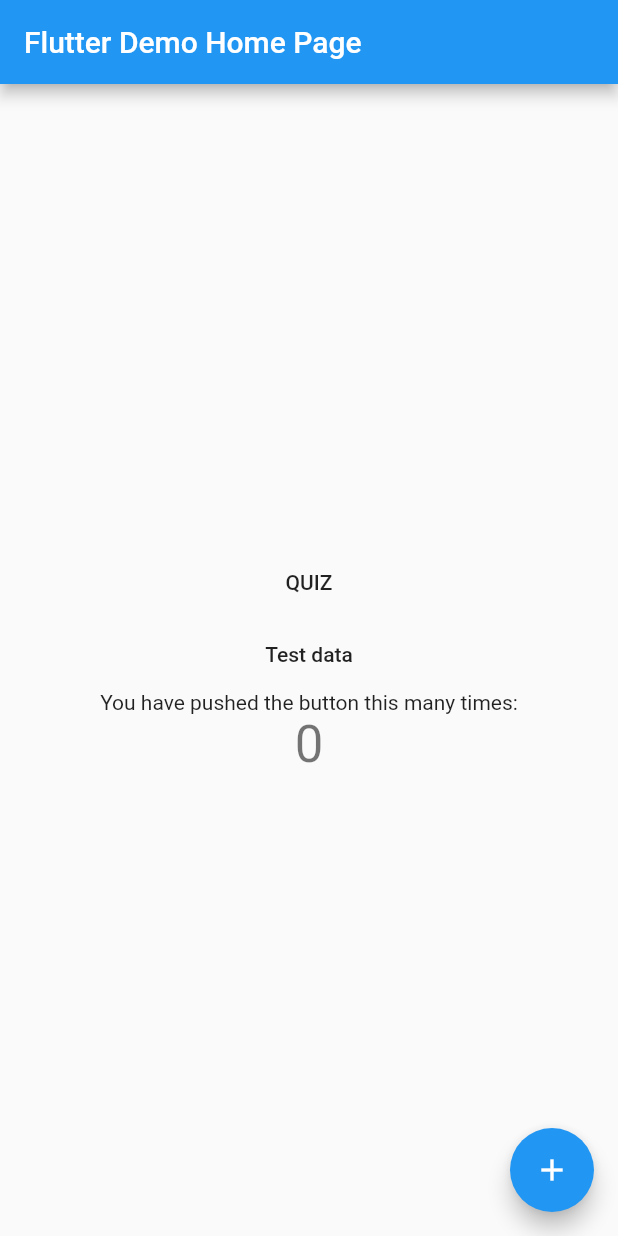
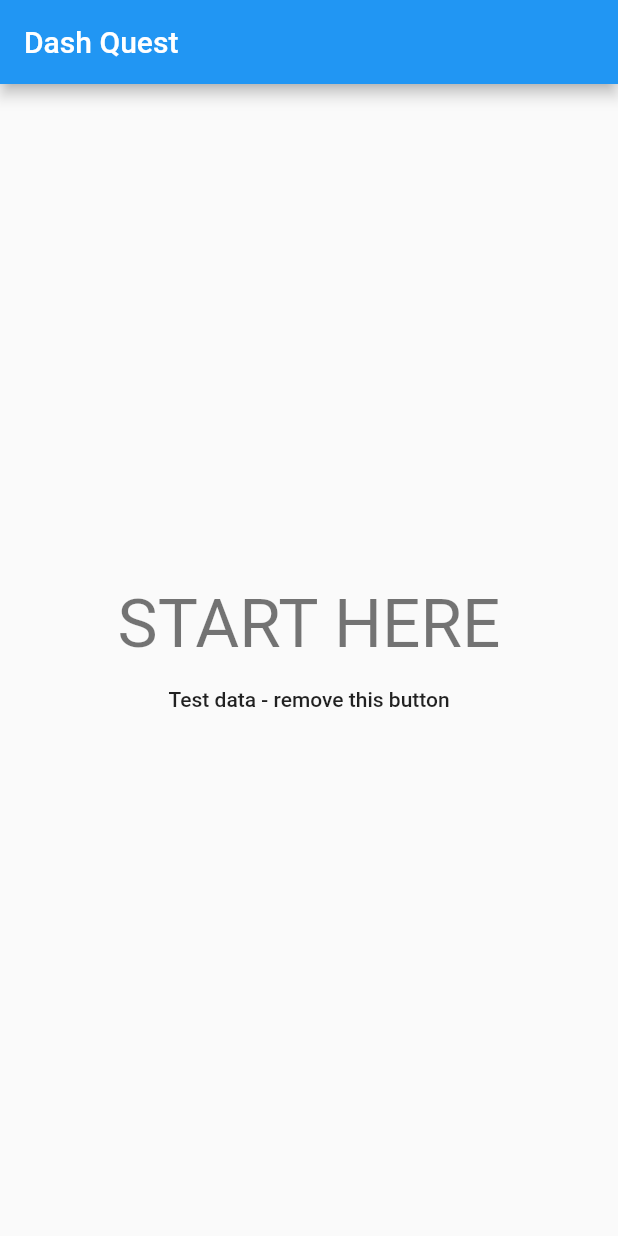
Before and after one commit to hack19-dashquest-team/dashquest, a Flutter app: the screen it shows after launch, on a phone screen of 412 x 824 dp. Run offline on Flutter 3.47's test engine with Material 2 defaults, Android fonts, the phone set to English and light mode, and no system bars; our stand-ins replace sembast; missing offline and left inert: dime, fimber; generated files the repository leaves out were written again.

```diff
--- a/dash_quest/lib/main.dart
+++ b/dash_quest/lib/main.dart
@@ -1,140 +1,70 @@
 import 'package:dash_quest/di.dart';
 import 'package:dash_quest/ui/data_test_page.dart';
+import 'package:dash_quest/ui/question_page.dart';
 import 'package:dime/dime.dart';
 import 'package:fimber/fimber.dart';
 import 'package:flutter/material.dart';
 import 'package:path_provider/path_provider.dart';
 
-// import 'ui/Quiz.dart';
-import 'ui/Survey.dart';
-
 void main() async {
   Fimber.plantTree(DebugTree());
   var dbPath = (await getApplicationDocumentsDirectory()).path;
   Dime.installModule(DemoModule(dbPath));
-  runApp(MyApp());
+  runApp(DashQuestApp());
 }
 
-class MyApp extends StatelessWidget {
+class DashQuestApp extends StatelessWidget {
   // This widget is the root of your application.
   @override
   Widget build(BuildContext context) {
     return MaterialApp(
-      title: 'Flutter Demo',
+      title: 'Dash Quest',
       theme: ThemeData(
-        // This is the theme of your application.
-        //
-        // Try running your application with "flutter run". You'll see the
-        // application has a blue toolbar. Then, without quitting the app, try
-        // changing the primarySwatch below to Colors.green and then invoke
-        // "hot reload" (press "r" in the console where you ran "flutter run",
-        // or simply save your changes to "hot reload" in a Flutter IDE).
-        // Notice that the counter didn't reset back to zero; the application
-        // is not restarted.
         primarySwatch: Colors.blue,
       ),
-      home: MyHomePage(title: 'Flutter Demo Home Page'),
+      home: DashQuestPage(),
     );
   }
 }
 
-class MyHomePage extends StatefulWidget {
-  MyHomePage({Key key, this.title}) : super(key: key);
-
-  // This widget is the home page of your application. It is stateful, meaning
-  // that it has a State object (defined below) that contains fields that affect
-  // how it looks.
-
-  // This class is the configuration for the state. It holds the values (in this
-  // case the title) provided by the parent (in this case the App widget) and
-  // used by the build method of the State. Fields in a Widget subclass are
-  // always marked "final".
-
-  final String title;
-
-  @override
-  _MyHomePageState createState() => _MyHomePageState();
-}
-
-class _MyHomePageState extends State<MyHomePage> {
-  int _counter = 0;
-
-  void _incrementCounter() {
-    setState(() {
-      // This call to setState tells the Flutter framework that something has
-      // changed in this State, which causes it to rerun the build method below
-      // so that the display can reflect the updated values. If we changed
-      // _counter without calling setState(), then the build method would not be
-      // called again, and so nothing would appear to happen.
-      _counter++;
-    });
-  }
-
+class DashQuestPage extends StatelessWidget {
   @override
   Widget build(BuildContext context) {
-    // This method is rerun every time setState is called, for instance as done
-    // by the _incrementCounter method above.
-    //
-    // The Flutter framework has been optimized to make rerunning build methods
-    // fast, so that you can just rebuild anything that needs updating rather
-    // than having to individually change instances of widgets.
     return Scaffold(
       appBar: AppBar(
-        // Here we take the value from the MyHomePage object that was created by
-        // the App.build method, and use it to set our appbar title.
-        title: Text(widget.title),
+        title: Text("Dash Quest"),
       ),
       body: Center(
-        // Center is a layout widget. It takes a single child and positions it
-        // in the middle of the parent.
         child: Column(
-          // Column is also layout widget. It takes a list of children and
-          // arranges them vertically. By default, it sizes itself to fit its
-          // children horizontally, and tries to be as tall as its parent.
-          //
-          // Invoke "debug painting" (press "p" in the console, choose the
-          // "Toggle Debug Paint" action from the Flutter Inspector in Android
-          // Studio, or the "Toggle Debug Paint" command in Visual Studio Code)
-          // to see the wireframe for each widget.
-          //
-          // Column has various properties to control how it sizes itself and
-          // how it positions its children. Here we use mainAxisAlignment to
-          // center the children vertically; the main axis here is the vertical
-          // axis because Columns are vertical (the cross axis would be
-          // horizontal).
           mainAxisAlignment: MainAxisAlignment.center,
           children: <Widget>[
             FlatButton(
-              child: Text("QUIZ"),
+              child: Center(
+                  child: Text(
+                    "START HERE",
+                    style: Theme
+                        .of(context)
+                        .textTheme
+                        .display2,
+                  )),
               onPressed: () {
                 Navigator.push(
                   context,
-                  MaterialPageRoute(builder: (context) => Survey()),
+                  MaterialPageRoute(
+                      builder: (context) => InitialQuestionsPage()),
                 );
               },
             ),
             FlatButton(
-              child: Text("Test data"),
+              child: Text("Test data - remove this button"),
               onPressed: () {
                 Navigator.of(context)
                     .push(MaterialPageRoute(builder: (ctx) => DataTestPage()));
               },
             ),
-            Text(
-              'You have pushed the button this many times:',
-            ),
-            Text(
-              '$_counter',
-              style: Theme.of(context).textTheme.display1,
-            ),
           ],
         ),
       ),
-      floatingActionButton: FloatingActionButton(
-        onPressed: _incrementCounter,
-        tooltip: 'Increment',
-        child: Icon(Icons.add),
-      ), // This trailing comma makes auto-formatting nicer for build methods.
     );
   }
 }
--- a/dash_quest/lib/service/question_service.dart
+++ b/dash_quest/lib/service/question_service.dart
@@ -8,5 +8,7 @@ abstract class QuestionService {
   /// Set `notAnswered` to null to get all.
   Future<List<Question>> fetchAllQuestions({bool notAnswered = true});
 
-  Future recordAnswer(String questionId, AnswerItem answer);
+  Future recordAnswer(Question question, AnswerItem answer);
+
+  Future<List<QuestionResponse>> getResponses();
 }
```
Also changed, not shown: dash_quest/assets/questions.json (+32 -0 lines), dash_quest/lib/model/question.dart (+1 -6 lines), dash_quest/lib/service/mock_question_service.dart (+7 -2 lines), dash_quest/lib/ui/Quiz.dart (+45 -29 lines), dash_quest/lib/ui/learn.dart (+11 -0 lines), dash_quest/lib/ui/question_page.dart (added, +66 -0 lines), dash_quest/lib/ui/results_page.dart (added, +61 -0 lines), dash_quest/lib/model/question.g.dart, 1 other file.
